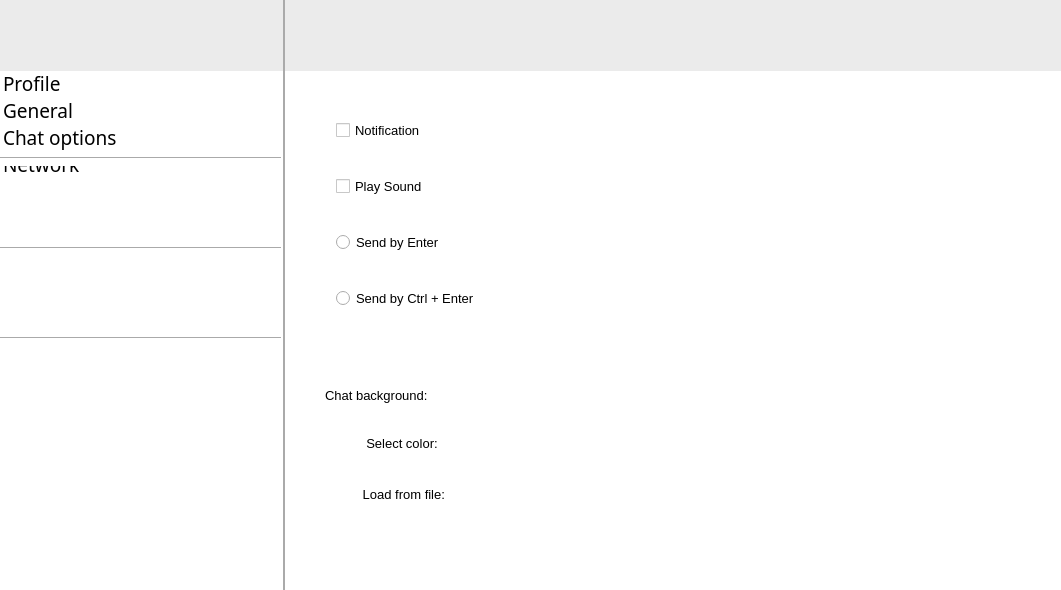
First picture: the form in Client/client.ui, repository a-mkrv/Chat, before the edit.
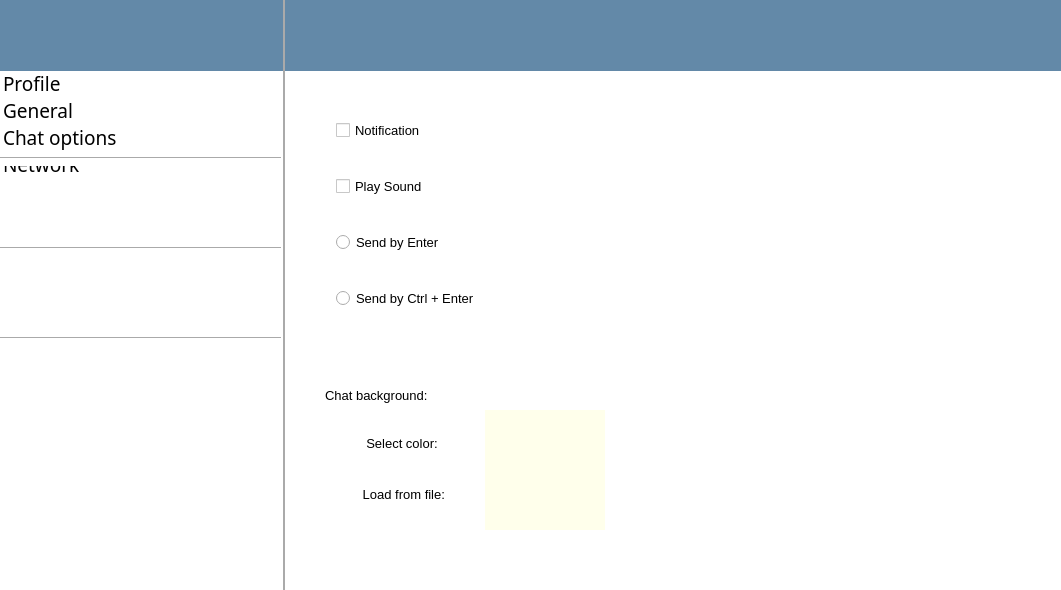
Second picture: the form after the edit. The open tabs and pages were chosen to show the change. Icons and pictures are not drawn.

```diff
--- a/Client/client.ui
+++ b/Client/client.ui
@@ -86,13 +86,16 @@
      </rect>
     </property>
     <property name="styleSheet">
-     <string notr="true">background-color: rgb(235, 235, 235);</string>
+     <string notr="true">
+background-color: rgb(185, 211, 238);
+background-color: rgb(106, 163, 220);
+background-color: rgb(74, 107, 142);</string>
     </property>
     <widget class="QPushButton" name="pushButton">
      <property name="geometry">
       <rect>
        <x>602</x>
-       <y>34</y>
+       <y>33</y>
        <width>41</width>
        <height>41</height>
       </rect>
@@ -111,8 +114,8 @@
      </property>
      <property name="iconSize">
       <size>
-       <width>28</width>
-       <height>28</height>
+       <width>32</width>
+       <height>32</height>
       </size>
      </property>
      <property name="flat">
@@ -274,7 +277,7 @@
      </size>
     </property>
     <property name="styleSheet">
-     <string notr="true">background-color: rgb(218, 228, 235);
+     <string notr="true">background-color: rgb(255, 255, 235);
 </string>
     </property>
     <property name="frameShape">
@@ -298,7 +301,10 @@
     </property>
     <property name="styleSheet">
      <string notr="true">
-background-color: rgb(235, 235, 235);</string>
+background-color: rgb(235, 235, 235);
+background-color: rgb(185, 211, 238);
+background-color: rgb(106, 163, 220);
+background-color: rgb(99, 137, 168);</string>
     </property>
     <property name="text">
      <string/>
@@ -314,7 +320,10 @@
      </rect>
     </property>
     <property name="styleSheet">
-     <string notr="true">background-color: rgb(235, 235, 235);</string>
+     <string notr="true">background-color: rgb(235, 235, 235);
+background-color: rgb(185, 211, 238);
+background-color: rgb(106, 163, 220);
+background-color: rgb(99, 137, 168);</string>
     </property>
     <property name="text">
      <string/>
@@ -353,7 +362,7 @@
      </property>
      <property name="styleSheet">
       <string notr="true">color: rgb(127, 0, 63);
-background-color: rgb(235, 235, 235);
+background-color: rgb(99, 137, 168);
 
 
     border:none;
@@ -505,7 +514,8 @@
       </rect>
      </property>
      <property name="styleSheet">
-      <string notr="true">background-color: rgb(235, 235, 235);</string>
+      <string notr="true">background-color: rgb(235, 235, 235);
+background-color: rgb(99, 137, 168);</string>
      </property>
      <property name="text">
       <string/>
@@ -577,7 +587,8 @@
       </rect>
      </property>
      <property name="styleSheet">
-      <string notr="true">background-color: rgb(235, 235, 235);</string>
+      <string notr="true">background-color: rgb(235, 235, 235);
+background-color: rgb(99, 137, 168);</string>
      </property>
      <property name="text">
       <string/>
@@ -972,7 +983,7 @@
              </size>
             </property>
             <property name="styleSheet">
-             <string notr="true"/>
+             <string notr="true">background-color: rgb(255, 255, 235)</string>
             </property>
             <property name="text">
              <string/>
@@ -1078,9 +1089,9 @@
     <property name="geometry">
      <rect>
       <x>220</x>
-      <y>20</y>
+      <y>17</y>
       <width>151</width>
-      <height>26</height>
+      <height>29</height>
      </rect>
     </property>
     <property name="styleSheet">
@@ -1175,9 +1186,7 @@
      </size>
     </property>
     <property name="styleSheet">
-     <string notr="true">color: rgb(127, 0, 63);
-    background-color: rgba(235, 235, 235, 90)
-</string>
+     <string notr="true"/>
     </property>
     <property name="frameShape">
      <enum>QFrame::NoFrame</enum>
@@ -1218,7 +1227,7 @@
      <string notr="true">background-color: rgb(0, 255, 0);</string>
     </property>
     <property name="text">
-     <string>TextLabel</string>
+     <string> </string>
     </property>
     <property name="scaledContents">
      <bool>true</bool>
```
Left out of the diff: 5 changed lines with no effect on the pictures.
